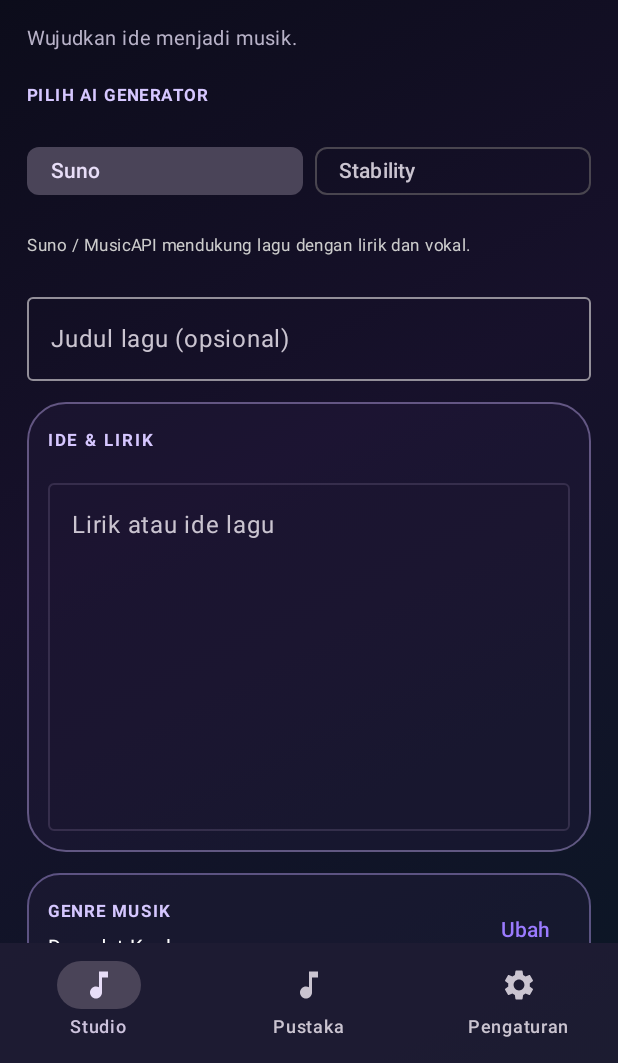
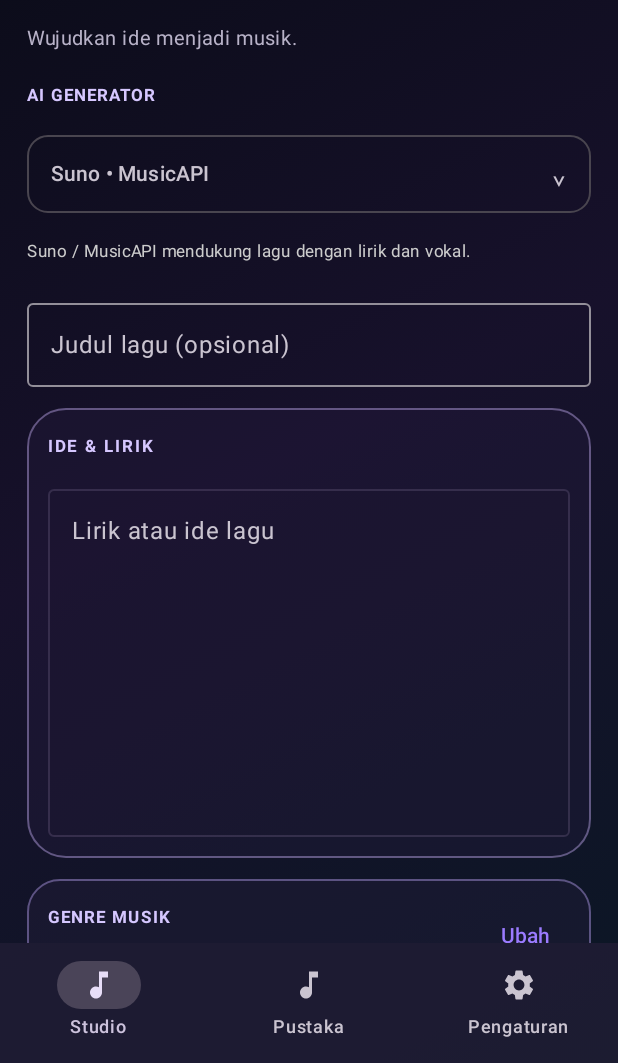
Before and after one commit to Froglands/music_ai, an Android app built with Jetpack Compose: the screen it shows after launch (MainActivity), on a phone screen of 412 x 824 dp, the part 173-1236 px from its top. Run offline under Robolectric (Android 15) with nearby library versions, the phone set to English and light mode, and no system bars; pictures from the network do not load.

Commit message:
Polish Studio AI provider dropdown and lock Stability vocals

```diff
--- a/android/app/src/main/java/com/music_ai/app/MainActivity.kt
+++ b/android/app/src/main/java/com/music_ai/app/MainActivity.kt
@@ -199,6 +199,7 @@ fun MusicAiScreen() {
     var developerLyriaApiKey by remember { mutableStateOf(loadDeveloperApiKey(context, "lyria")) }
     var developerStabilityApiKey by remember { mutableStateOf(loadDeveloperApiKey(context, "stability")) }
     var selectedProvider by remember { mutableStateOf(context.getSharedPreferences("musicai_settings", android.content.Context.MODE_PRIVATE).getString("provider", "musicapi") ?: "musicapi") }
+    var providerMenuExpanded by remember { mutableStateOf(false) }
     var showLyriaCostConfirm by remember { mutableStateOf(false) }
     var apiKeyVisible by remember { mutableStateOf(false) }
     var backendUrl by remember {
@@ -696,10 +697,53 @@ fun MusicAiScreen() {
                     AppPage.STUDIO -> {
                         Text("Studio kreatif", fontSize = 26.sp, fontWeight = FontWeight.Bold)
                         Text("Wujudkan ide menjadi musik.", color = Color(0xFFB8B2C8), fontSize = 13.sp)
-                        Text("PILIH AI GENERATOR", color = Color(0xFFD6C7FF), fontWeight = FontWeight.Bold, fontSize = 11.sp, letterSpacing = 1.sp)
-                        Row(Modifier.fillMaxWidth(), horizontalArrangement = Arrangement.spacedBy(8.dp)) {
-                            FilterChip(selected = selectedProvider == "musicapi", onClick = { selectedProvider = "musicapi"; context.getSharedPreferences("musicai_settings", android.content.Context.MODE_PRIVATE).edit().putString("provider", "musicapi").apply() }, label = { Text("Suno") }, modifier = Modifier.weight(1f))
-                            FilterChip(selected = selectedProvider == "stability", onClick = { selectedProvider = "stability"; vocal = "instrumental"; if (durationSeconds > 180) durationSeconds = 180; context.getSharedPreferences("musicai_settings", android.content.Context.MODE_PRIVATE).edit().putString("provider", "stability").apply() }, label = { Text("Stability") }, modifier = Modifier.weight(1f))
+                        Text("AI GENERATOR", color = Color(0xFFD6C7FF), fontWeight = FontWeight.Bold, fontSize = 11.sp, letterSpacing = 1.sp)
+                        Box(Modifier.fillMaxWidth()) {
+                            OutlinedButton(
+                                onClick = { providerMenuExpanded = true },
+                                modifier = Modifier.fillMaxWidth(),
+                                shape = RoundedCornerShape(14.dp),
+                                contentPadding = PaddingValues(horizontal = 16.dp, vertical = 13.dp)
+                            ) {
+                                Text(if (selectedProvider == "stability") "Stability AI • Stable Audio 2.5" else "Suno • MusicAPI", modifier = Modifier.weight(1f), textAlign = androidx.compose.ui.text.style.TextAlign.Start)
+                                Text("⌄", fontSize = 18.sp)
+                            }
+                            DropdownMenu(
+                                expanded = providerMenuExpanded,
+                                onDismissRequest = { providerMenuExpanded = false },
+                                modifier = Modifier.fillMaxWidth(0.88f).background(Color(0xFF191821))
+                            ) {
+                                DropdownMenuItem(
+                                    text = {
+                                        Column {
+                                            Text("Suno", fontWeight = FontWeight.SemiBold)
+                                            Text("Lagu dengan lirik dan vokal", color = Color.LightGray, fontSize = 11.sp)
+                                        }
+                                    },
+                                    onClick = {
+                                        selectedProvider = "musicapi"
+                                        providerMenuExpanded = false
+                                        context.getSharedPreferences("musicai_settings", android.content.Context.MODE_PRIVATE).edit().putString("provider", "musicapi").apply()
+                                    },
+                                    trailingIcon = { if (selectedProvider == "musicapi") Text("✓", color = Color(0xFF70D7A0)) }
+                                )
+                                DropdownMenuItem(
+                                    text = {
+                                        Column {
+                                            Text("Stability AI", fontWeight = FontWeight.SemiBold)
+                                            Text("Stable Audio 2.5 • Instrumental", color = Color.LightGray, fontSize = 11.sp)
+                                        }
+                                    },
+                                    onClick = {
+                                        selectedProvider = "stability"
+                                        vocal = "instrumental"
+                                        if (durationSeconds > 180) durationSeconds = 180
+                                        providerMenuExpanded = false
+                                        context.getSharedPreferences("musicai_settings", android.content.Context.MODE_PRIVATE).edit().putString("provider", "stability").apply()
+                                    },
+                                    trailingIcon = { if (selectedProvider == "stability") Text("✓", color = Color(0xFF70D7A0)) }
+                                )
+                            }
                         }
                         Text(if (selectedProvider == "stability") "Stability menghasilkan musik instrumental tanpa vokal. Kredit gratis awal: 25; Stable Audio 2.5 memakai 20 kredit per generasi." else "Suno / MusicAPI mendukung lagu dengan lirik dan vokal.", color = Color.LightGray, fontSize = 11.sp)
                         OutlinedTextField(
@@ -741,12 +785,17 @@ fun MusicAiScreen() {
                         Text("Vokal", fontWeight = FontWeight.SemiBold)
                         Row(Modifier.fillMaxWidth(), horizontalArrangement = Arrangement.spacedBy(8.dp)) {
                             listOf("male" to "Pria", "female" to "Wanita", "duet" to "Duet", "instrumental" to "Instrumen").forEach { (value, label) ->
-                                FilterChip(selected = vocal == value, onClick = { vocal = value }, label = { Text(label) })
+                                FilterChip(
+                                    selected = vocal == value,
+                                    onClick = { if (selectedProvider != "stability") vocal = value },
+                                    enabled = selectedProvider != "stability" || value == "instrumental",
+                                    label = { Text(label) }
+                                )
                             }
                         }
                         Surface(color = panel, shape = RoundedCornerShape(12.dp), modifier = Modifier.fillMaxWidth()) {
                             Text(
-                                "Pilih Pria, Wanita, Duet Pria + Wanita, atau Instrumen. Mode duet mengarahkan AI membuat vokal bergantian dan harmoni bersama.",
+                                if (selectedProvider == "stability") "Stability hanya mendukung musik instrumental. Pilihan vokal dikunci ke Instrumen selama provider ini aktif." else "Pilih Pria, Wanita, Duet Pria + Wanita, atau Instrumen. Mode duet mengarahkan AI membuat vokal bergantian dan harmoni bersama.",
                                 color = Color.LightGray,
                                 fontSize = 13.sp,
                                 modifier = Modifier.padding(12.dp)
```
